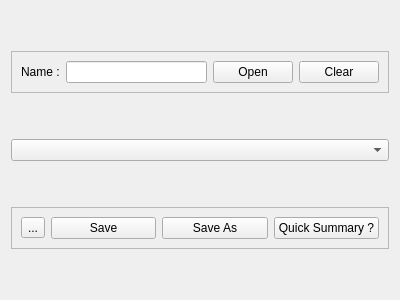
The window that hdemg_viewer_exemple/Qt_creator/EMGExplorer_qt/layout_globalProcessing.ui (anaisalexia/EMGExplorer) describes before a commit, drawn with Qt 5.
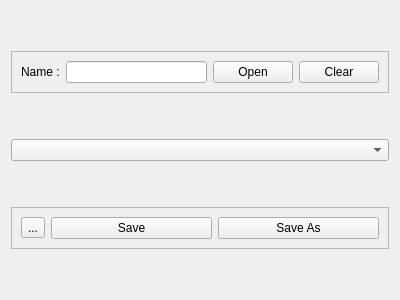
The same window after the commit.

```diff
--- a/hdemg_viewer_exemple/Qt_creator/EMGExplorer_qt/layout_globalProcessing.ui
+++ b/hdemg_viewer_exemple/Qt_creator/EMGExplorer_qt/layout_globalProcessing.ui
@@ -95,13 +95,6 @@
         </property>
        </widget>
       </item>
-      <item>
-       <widget class="QPushButton" name="button_summary">
-        <property name="text">
-         <string>Quick Summary ?</string>
-        </property>
-       </widget>
-      </item>
      </layout>
     </widget>
    </item>
```
